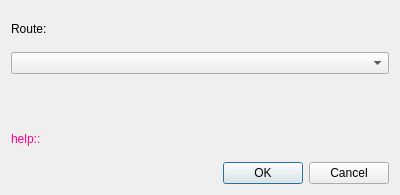
allenck/mapper, file mapper_app/ui/modifyroutedialog.ui: the form before one commit.
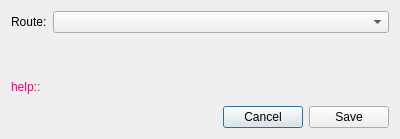
The form after the commit. Custom widgets are drawn as their Qt base class.

```diff
--- a/mapper_app/ui/modifyroutedialog.ui
+++ b/mapper_app/ui/modifyroutedialog.ui
@@ -7,7 +7,7 @@
     <x>0</x>
     <y>0</y>
     <width>400</width>
-    <height>195</height>
+    <height>139</height>
    </rect>
   </property>
   <property name="windowTitle">
@@ -16,7 +16,9 @@
   <property name="toolTip">
    <string>&lt;html&gt;&lt;head/&gt;&lt;body&gt;&lt;p&gt;Use this dialog to modify a route's properties that apply to all the route segments.&lt;/p&gt;&lt;/body&gt;&lt;/html&gt;</string>
   </property>
-  <layout class="QVBoxLayout" name="verticalLayout">
+  <layout class="QGridLayout" name="gridLayout">
+   <item row="0" column="0">
+    <layout class="QHBoxLayout" name="horizontalLayout_2">
    <item>
     <widget class="QLabel" name="label">
      <property name="text">
@@ -25,12 +27,21 @@
     </widget>
    </item>
    <item>
-    <widget class="QComboBox" name="cbRoutes"/>
-   </item>
-   <item>
+      <widget class="QComboBox" name="cbRoutes">
+       <property name="sizePolicy">
+        <sizepolicy hsizetype="Expanding" vsizetype="Fixed">
+         <horstretch>0</horstretch>
+         <verstretch>0</verstretch>
+        </sizepolicy>
+       </property>
+      </widget>
+     </item>
+    </layout>
+   </item>
+   <item row="1" column="0">
     <widget class="RouteNameWidget" name="rnw" native="true"/>
    </item>
-   <item>
+   <item row="2" column="0">
     <widget class="QLabel" name="lblHelp">
      <property name="palette">
       <palette>
@@ -74,15 +85,36 @@
      </property>
     </widget>
    </item>
+   <item row="3" column="0">
+    <layout class="QHBoxLayout" name="horizontalLayout">
    <item>
-    <widget class="QDialogButtonBox" name="buttonBox">
+      <spacer name="horizontalSpacer">
      <property name="orientation">
       <enum>Qt::Horizontal</enum>
      </property>
-     <property name="standardButtons">
-      <set>QDialogButtonBox::Cancel|QDialogButtonBox::Ok</set>
-     </property>
-    </widget>
+       <property name="sizeHint" stdset="0">
+        <size>
+         <width>40</width>
+         <height>20</height>
+        </size>
+       </property>
+      </spacer>
+     </item>
+     <item>
+      <widget class="QPushButton" name="btnCancel">
+       <property name="text">
+        <string>Cancel</string>
+       </property>
+      </widget>
+     </item>
+     <item>
+      <widget class="QPushButton" name="btnSave">
+       <property name="text">
+        <string>Save</string>
+       </property>
+      </widget>
+     </item>
+    </layout>
    </item>
   </layout>
  </widget>
```
Left out of the diff: 35 changed lines with no effect on the pictures. Lines whose indentation alone changed are shown as unchanged.
